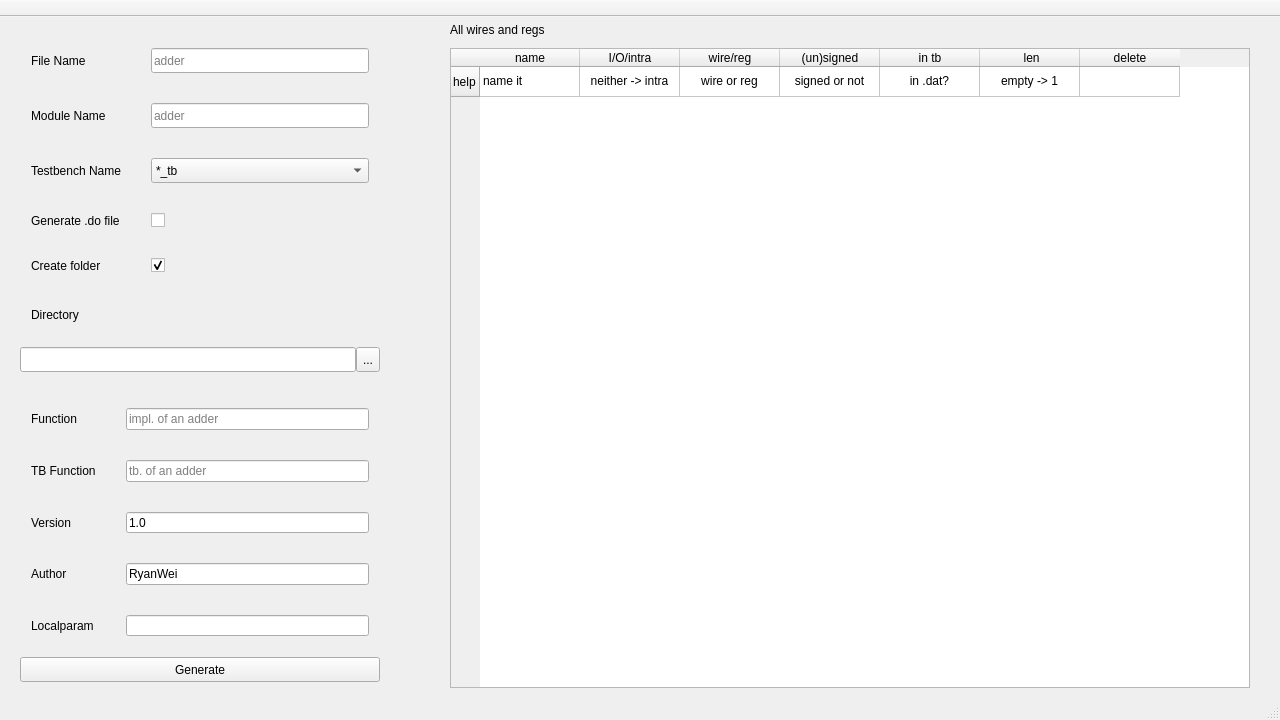
Old version of the form mainwindow.ui in the repository RyanWei0224/VerilogGenerator.
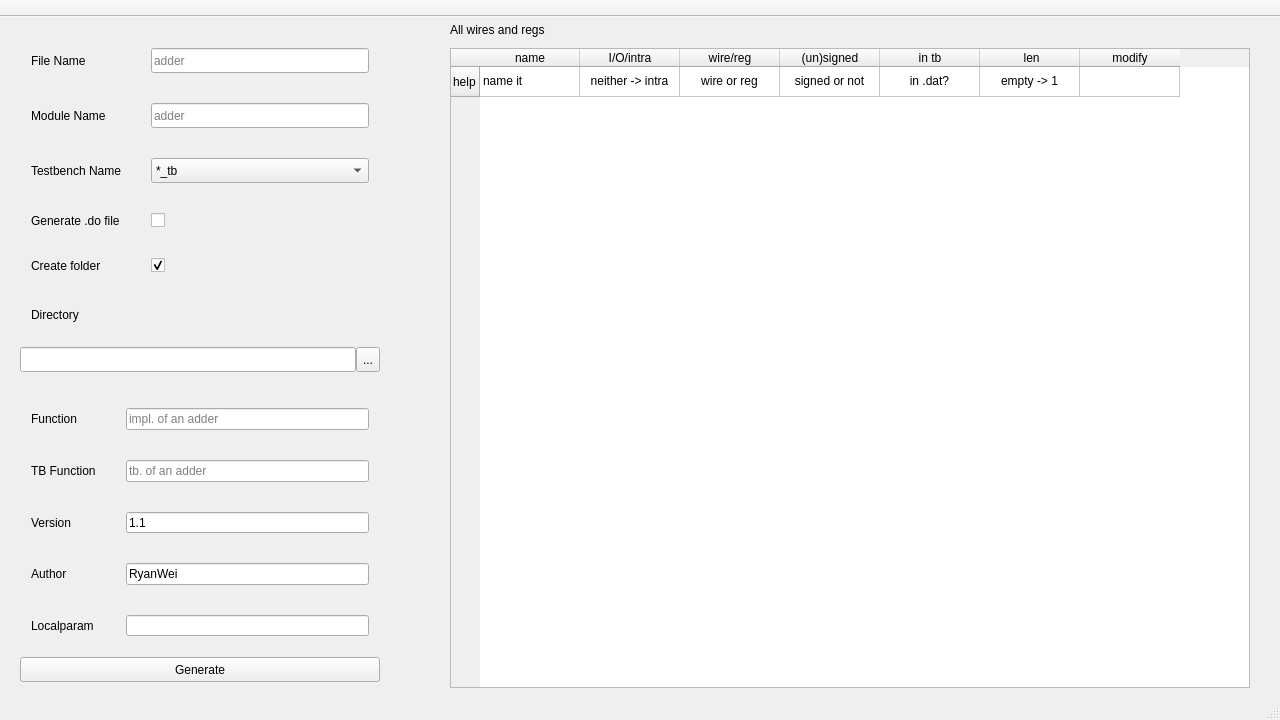
New version of the form.

The edit to the form file:
```diff
--- a/mainwindow.ui
+++ b/mainwindow.ui
@@ -60,7 +60,7 @@
     </column>
     <column>
      <property name="text">
-      <string>delete</string>
+      <string>modify</string>
      </property>
     </column>
     <item row="0" column="0">
@@ -388,7 +388,7 @@
      <item row="2" column="1">
       <widget class="QLineEdit" name="version">
        <property name="text">
-        <string>1.0</string>
+        <string>1.1</string>
        </property>
       </widget>
      </item>
```
Left out of the diff: 2 changed lines with no effect on the pictures.
